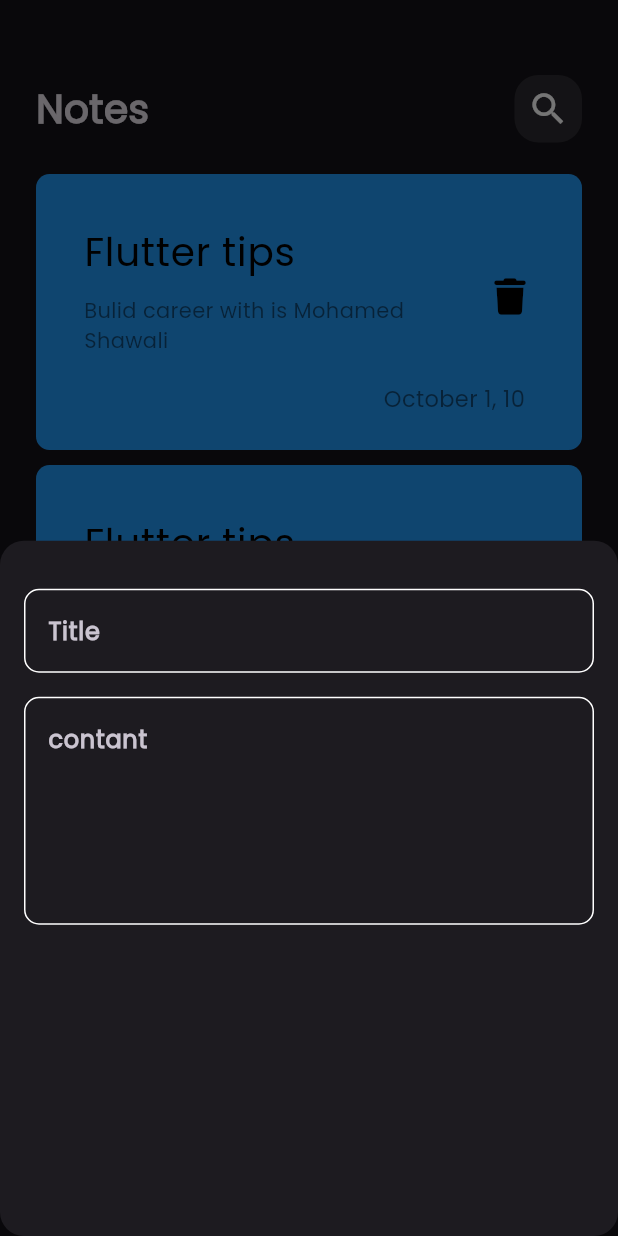
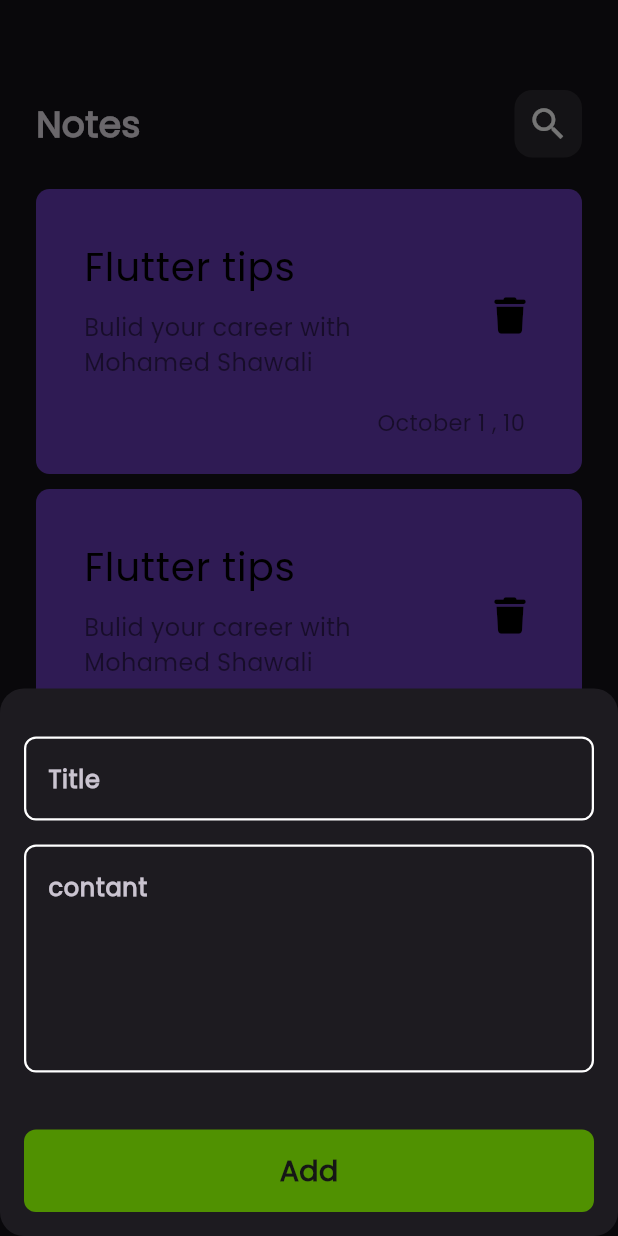
Before and after one commit to MShawali/notes_app, a Flutter app: the screen it shows after launch, after a tap on the "add" icon, on a phone screen of 412 x 824 dp. Run offline on Flutter 3.47's test engine with Material 3 defaults, Android fonts, the phone set to English and light mode, and no system bars; our stand-ins replace font_awesome_flutter, hive, hive_flutter; accounts and stored records are empty.

```diff
--- a/lib/constant.dart
+++ b/lib/constant.dart
@@ -2,14 +2,15 @@ import 'package:flutter/material.dart';
 
 const kprimaryColor = Color.fromARGB(255, 80, 145, 1);
 
-
+const kNotesBox = "Notes box";
 
 // TextFieldborder
 OutlineInputBorder buildBorder([color]) {
   return OutlineInputBorder(
     borderSide: BorderSide(
       color: color ?? Colors.white,
+      width: 1.5,
     ),
-        borderRadius: BorderRadius.circular(10),
+    borderRadius: BorderRadius.circular(8),
   );
 }
--- a/lib/main.dart
+++ b/lib/main.dart
@@ -1,10 +1,13 @@
 import 'package:flutter/material.dart';
+import 'package:hive_flutter/adapters.dart';
+import 'package:notes_app/constant.dart';
 import 'package:notes_app/views/notes_view.dart';
 
-void main() {
+void main() async {
+  await Hive.initFlutter();
+  await Hive.openBox(kNotesBox);
   runApp(const NotesApp());
 }
-
 
 class NotesApp extends StatelessWidget {
   const NotesApp({super.key});
@@ -13,10 +16,7 @@ class NotesApp extends StatelessWidget {
   Widget build(BuildContext context) {
     return MaterialApp(
       debugShowCheckedModeBanner: false,
-      theme: ThemeData(
-        brightness: Brightness.dark,
-        fontFamily: 'poppins'
-      ),
+      theme: ThemeData(brightness: Brightness.dark, fontFamily: 'poppins'),
       home: const NotesView(),
     );
   }
--- a/lib/widgets/add_show_modal_bottom_sheet.dart
+++ b/lib/widgets/add_show_modal_bottom_sheet.dart
@@ -1,4 +1,6 @@
 import 'package:flutter/material.dart';
+import 'package:notes_app/constant.dart';
+import 'package:notes_app/widgets/custom_buttom.dart';
 import 'package:notes_app/widgets/custom_text_field.dart';
 
 class AddShowModalBottomSheet extends StatelessWidget {
@@ -8,6 +10,7 @@ class AddShowModalBottomSheet extends StatelessWidget {
   Widget build(BuildContext context) {
     return const Padding(
       padding: EdgeInsets.symmetric(horizontal: 16),
+      child: SingleChildScrollView(
         child: Column(
           children: [
             SizedBox(
@@ -23,7 +26,15 @@ class AddShowModalBottomSheet extends StatelessWidget {
               hintText: 'contant',
               maxLines: 5,
             ),
+            SizedBox(
+              height: 38,
+            ),
+            CustomButtom(),
+            SizedBox(
+              height: 16,
+            ),
           ],
+        ),
       ),
     );
   }
--- a/lib/widgets/custom_appbar.dart
+++ b/lib/widgets/custom_appbar.dart
@@ -2,21 +2,25 @@ import 'package:flutter/material.dart';
 import 'package:notes_app/widgets/custom_search_icon.dart';
 
 class CustomAppbar extends StatelessWidget {
-  const CustomAppbar({super.key});
+  const CustomAppbar({super.key, required this.title, required this.icon});
 
+  final String title;
+  final IconData icon;
   @override
   Widget build(BuildContext context) {
-    return const Row(
+    return Row(
       children: [
         Text(
-          "Notes",
-          style: TextStyle(
-            fontSize: 26,
+          title,
+          style: const TextStyle(
+            fontSize: 24,
             fontWeight: FontWeight.bold,
           ),
         ),
-        Spacer(),
-        CustomSearchIcon(),
+        const Spacer(),
+        CustomSearchIcon(
+          icon: icon,
+        ),
       ],
     );
   }
--- /dev/null
+++ b/lib/widgets/custom_buttom.dart
@@ -0,0 +1,28 @@
+import 'package:flutter/material.dart';
+import 'package:notes_app/constant.dart';
+
+class CustomButtom extends StatelessWidget {
+  const CustomButtom({super.key});
+
+  @override
+  Widget build(BuildContext context) {
+    return Container(
+      width: double.infinity,
+      height: 55,
+      decoration: BoxDecoration(
+        borderRadius: BorderRadius.circular(8),
+        color: kprimaryColor,
+      ),
+      child: const Center(
+        child: Text(
+          "Add",
+          style: TextStyle(
+            color: Color.fromARGB(255, 22, 22, 22),
+            fontSize: 19,
+            fontWeight: FontWeight.bold,
+          ),
+        ),
+      ),
+    );
+  }
+}
--- a/lib/widgets/custom_search_icon.dart
+++ b/lib/widgets/custom_search_icon.dart
@@ -1,21 +1,22 @@
 import 'package:flutter/material.dart';
 
 class CustomSearchIcon extends StatelessWidget {
-  const CustomSearchIcon({super.key});
+  const CustomSearchIcon({super.key, required this.icon});
 
+  final IconData icon;
   @override
   Widget build(BuildContext context) {
     return Container(
       height: 45,
       width: 45,
       decoration: BoxDecoration(
-        borderRadius: BorderRadius.circular(16),
+        borderRadius: BorderRadius.circular(12),
         color: Colors.white.withOpacity(.1),
       ),
       child: IconButton(
         onPressed: () {},
-        icon: const Icon(
-          Icons.search,
+        icon: Icon(
+          icon,
           color: Colors.white,
           size: 28,
         ),
--- a/lib/widgets/note_item.dart
+++ b/lib/widgets/note_item.dart
@@ -1,19 +1,26 @@
 import 'package:flutter/material.dart';
 import 'package:font_awesome_flutter/font_awesome_flutter.dart';
+import 'package:notes_app/views/edit_notes_view.dart';
 
 class NoteItem extends StatelessWidget {
   const NoteItem({super.key});
 
   @override
   Widget build(BuildContext context) {
-    return Container(
-      padding: const EdgeInsets.only(
-        left: 16,
-        top: 24,
-        bottom: 24
+    return GestureDetector(
+      onTap: () {
+        Navigator.of(context).push(
+          MaterialPageRoute(
+            builder: (context) {
+              return const EditNotesView();
+            },
           ),
+        );
+      },
+      child: Container(
+        padding: const EdgeInsets.only(left: 16, top: 24, bottom: 24),
         decoration: BoxDecoration(
-        color: Colors.blue,
+          color: Colors.deepPurple,
           borderRadius: BorderRadius.circular(9),
         ),
         child: Column(
@@ -28,15 +35,12 @@ class NoteItem extends StatelessWidget {
                 ),
               ),
               subtitle: Padding(
-              padding: const EdgeInsets.only(
-                top: 10,
-                bottom: 10
-              ),
+                padding: const EdgeInsets.only(top: 10, bottom: 10),
                 child: Text(
-                "Bulid career with is Mohamed Shawali",
+                  "Bulid your career with Mohamed Shawali",
                   style: TextStyle(
                     color: Colors.black.withOpacity(.5),
-                  fontSize: 14,
+                    fontSize: 16,
                   ),
                 ),
               ),
@@ -52,7 +56,7 @@ class NoteItem extends StatelessWidget {
             Padding(
               padding: const EdgeInsets.only(right: 38),
               child: Text(
-              "October 1, 10",
+                "October 1 , 10",
                 style: TextStyle(
                   color: Colors.black.withOpacity(.5),
                   fontSize: 15,
@@ -61,6 +65,7 @@ class NoteItem extends StatelessWidget {
             ),
           ],
         ),
+      ),
     );
   }
 }
--- a/lib/widgets/notes_view_body.dart
+++ b/lib/widgets/notes_view_body.dart
@@ -1,7 +1,6 @@
 import 'package:flutter/material.dart';
 import 'package:notes_app/widgets/custom_appbar.dart';
 import 'package:notes_app/widgets/notes_list_view_builder.dart';
-
 
 class NotesViewBody extends StatelessWidget {
   const NotesViewBody({super.key});
@@ -13,10 +12,15 @@ class NotesViewBody extends StatelessWidget {
       child: Column(
         children: [
           SizedBox(
-            height: 50,
+            height: 60,
           ),
-          CustomAppbar(),
-          Expanded(child: NotesListViewBuilder()),
+          CustomAppbar(
+            icon: Icons.search,
+            title: 'Notes',
+          ),
+          Expanded(
+            child: NotesListViewBuilder(),
+          ),
         ],
       ),
     );
```
Also changed, not shown: lib/views/edit_notes_view.dart (added, +13 -0 lines), lib/views/models/note_model.dart (added, +22 -0 lines), lib/widgets/edit_notes_view_body.dart (added, +38 -0 lines), pubspec.yaml (+5 -3 lines), lib/views/models/note_model.g.dart (added), pubspec.lock, 1 other file. Lines whose indentation alone changed are shown as unchanged.
